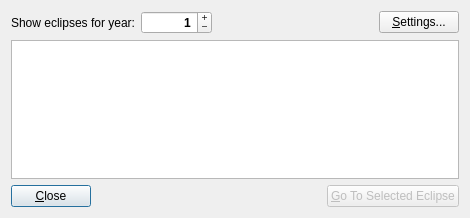
The window that src/plugins/render/eclipses/EclipsesBrowserDialog.ui (KDE/marble) describes before a commit, drawn with Qt 5.
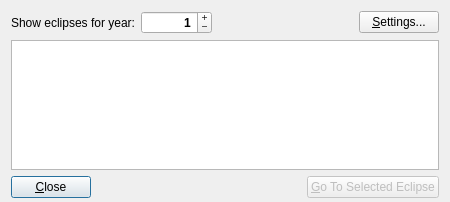
The same window after the commit.

Commit message: EclipsesPlugin: Allow for year 0

```diff
--- a/src/plugins/render/eclipses/EclipsesBrowserDialog.ui
+++ b/src/plugins/render/eclipses/EclipsesBrowserDialog.ui
@@ -6,8 +6,8 @@
    <rect>
     <x>0</x>
     <y>0</y>
-    <width>470</width>
-    <height>218</height>
+    <width>450</width>
+    <height>202</height>
    </rect>
   </property>
   <property name="windowTitle">
@@ -17,6 +17,9 @@
    <bool>false</bool>
   </property>
   <layout class="QVBoxLayout" name="verticalLayout">
+   <property name="bottomMargin">
+    <number>4</number>
+   </property>
    <item>
     <widget class="QWidget" name="widget" native="true">
      <layout class="QHBoxLayout" name="horizontalLayout">
```
Left out of the diff: 2 changed lines with no effect on the pictures. The commit also changes 3 other files.
